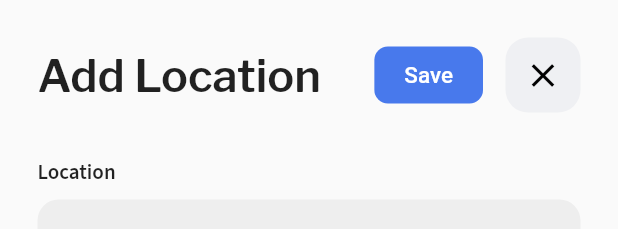
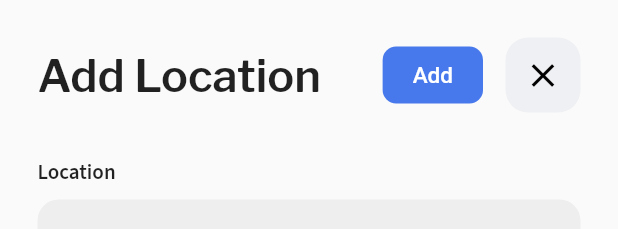
Before and after one commit to zoeschmitt/inventory-app-flutter, a Flutter app: the AddLocationModal widget shown alone on an empty page, opened directly, on a phone screen of 412 x 824 dp. Shown: the top 229 px of the screen. Run offline on Flutter 3.47's test engine with Material 2 defaults, Android fonts, the phone set to English and light mode, and no system bars; our stand-ins replace carousel_slider, cloud_firestore, firebase_auth, google_fonts, webview_flutter; missing offline and left inert: flutter_sfsymbols, multi_image_picker; accounts and stored records are empty; network calls fail.

Commit message:
bug fixess

```diff
--- a/lib/models/inventory_model.dart
+++ b/lib/models/inventory_model.dart
@@ -5,18 +5,25 @@ import 'package:inventory/services/image_service.dart';
 import 'package:inventory/services/product_service.dart';
 
 class InventoryModel with ChangeNotifier {
-  Locations _location = Locations(name: "All", id: "0");
-  Locations _newlocation = Locations(name: "All", id: "0");
-  Category _category = Category(name: "All", id: "0");
-  List<Category> _cats;
-  List<Locations> _locations;
-  List<Locations> _newlocations;
-  List<Item> _products;
+  Locations _location =
+      Locations(name: "All", id: "0"); //current filtered location - home page
+  Category _category =
+      Category(name: "All", id: "0"); //current filtered category - home page
+  List<Category> _cats; //current list of categories - home page
+  List<Locations> _locations; //current list of locations - home page
+  List<Item> _products; //main list of products - home page
   ProductService _service = ProductService();
   ImageService _imageService = ImageService();
-  String _search = "  ";
-  List<ItemLocationCount> _currentItemLocs = [];
+  String _search = "  "; //current search text - home page
   bool _isLoading = false;
+
+  List<ItemLocationCount> _currentItemLocs =
+      []; //list of locations for the add location - item page
+  List<Locations>
+      _newlocations; //current list of locations to add a new item to - item page
+  Locations _newlocation = Locations(
+      name: "All",
+      id: "0"); //current filter to add item to new location - item page
 
   List<ItemLocationCount> get currentLocs => _currentItemLocs;
   List<Item> get products => _products;
@@ -61,7 +68,7 @@ class InventoryModel with ChangeNotifier {
   void productService(String limit) {
     print("productService");
     print(_search);
-    _service.fetchProducts(limit, _search).then((value) {
+    _service.fetchProducts(limit ?? null, _search).then((value) {
       if (value.isNotEmpty) {
         print(value[0].id);
       }
@@ -74,6 +81,7 @@ class InventoryModel with ChangeNotifier {
           _products = _filterByLocation(value);
         } else if (location.name == "All" && category.name != "All") {
           _products = _filterByCat(value);
+          print(_products.length);
           print("filtered by cat");
         } else {
           _products = _filterByLocation(_filterByCat(value));
@@ -105,11 +113,11 @@ class InventoryModel with ChangeNotifier {
 
   List<Item> _filterByCat(List<Item> prods) {
     List<Item> pl = [];
-
-    pl = prods
-        .where((prod) => prod.data.categoryId.contains(category.id))
-        .toList();
-
+    prods.forEach((prod) {
+      if(prod.data.categoryId != null && prod.data.categoryId == category.id) {
+        pl.add(prod);
+      }
+    });
     return pl;
   }
 
@@ -181,14 +189,16 @@ class InventoryModel with ChangeNotifier {
     });
   }
 
-  Future<bool> changeInv(String catId, String quantity, String locId, bool add) async {
+  Future<bool> changeInv(
+      String itemId, String quantity, String locId, bool add) async {
     bool result = false;
     print("change inv service");
     _isLoading = true;
-    _service.updateInventory(catId, quantity, locId, add).then((value) {
+    _service.updateInventory(itemId, quantity, locId, add).then((value) {
       result = value;
       _isLoading = false;
-      notifyListeners();
+      getItemLocations(itemId);
+      // notifyListeners();
     }, onError: (error) {
       print(error);
     });
--- a/lib/pages/item_page.dart
+++ b/lib/pages/item_page.dart
@@ -6,7 +6,7 @@ import 'package:inventory/models/inventory_model.dart';
 import 'package:inventory/models/item.dart';
 import 'package:inventory/pages/modals/add_location_modal.dart';
 import 'package:inventory/pages/modals/location_modal.dart';
-import 'package:inventory/pages/modals/new_item_modal.dart';
+import 'package:inventory/pages/modals/edit_item_modal.dart';
 import 'package:inventory/widgets/buttons/custom_button.dart';
 import 'package:inventory/widgets/image_carousel_widget.dart';
 import 'package:inventory/widgets/location_container_widget.dart';
@@ -252,7 +252,7 @@ class _ItemPageState extends State<ItemPage> {
                               shrinkWrap: true,
                               separatorBuilder:
                                   (BuildContext context, int index) {
-                                return SizedBox(height: 15.0);
+                                return SizedBox(height: 10.0);
                               },
                             ),
                     ],
@@ -332,7 +332,7 @@ void _editItemModal(
     context: context,
     isScrollControlled: true,
     builder: (context) => SingleChildScrollView(
-      child: NewItemModal(
+      child: EditItemModal(
           photosMultiplier: photosMultiplier,
           currentPhotos: imageIds,
           item: item,
--- a/lib/pages/modals/add_location_modal.dart
+++ b/lib/pages/modals/add_location_modal.dart
@@ -65,7 +65,7 @@ class _AddLocationModalState extends State<AddLocationModal> {
                                 child: model.loading == true
                                     ? CircularProgressIndicator()
                                     : Text(
-                                        'Save',
+                                        'Add',
                                         style: TextStyle(
                                             color: (Colors.white),
                                             fontWeight: FontWeight.w500,
--- a/lib/services/image_service.dart
+++ b/lib/services/image_service.dart
@@ -64,9 +64,9 @@ print(uri);
       "imageType": "productImage",
       "itemId": itemId,
     };
-    for(final asset in images) {
-      body.
-    }
+    // for(final asset in images) {
+    //   body.
+    // }
 
     final body1 = jsonEncode({"imageType": "productImage", "itemId": itemId});
     Response response =
--- a/lib/services/product_service.dart
+++ b/lib/services/product_service.dart
@@ -2,7 +2,6 @@ import 'dart:convert';
 import 'package:http/http.dart';
 import 'package:inventory/models/category_model.dart';
 import 'package:inventory/models/item.dart';
-import 'package:path_provider/path_provider.dart';
 
 class ProductService {
   static const PROD_POST_URL =
@@ -25,7 +24,7 @@ class ProductService {
       "Content-type": "application/json",
       "Accept": "*/*",
     };
-    final body1 = jsonEncode({"searchObject": searchProd, "limit": limit});
+    final body1 = limit == null ? jsonEncode({"searchObject": searchProd}) : jsonEncode({"searchObject": searchProd, "limit": limit});
     Response response =
         await post(PROD_POST_URL, headers: headers, body: body1); //int
     //print('Response body: ${response.body}'); // json
@@ -134,6 +133,7 @@ class ProductService {
 
   Future<bool> updateInventory(
       String catId, String quantity, String locId, bool add) async {
+        print("add" + add.toString());
     bool result = false;
     Map<String, String> headers = {
       "Content-type": "application/json",
```
Also changed, not shown: lib/pages/modals/edit_item_modal.dart (renamed from lib/pages/modals/new_item_modal.dart, +22 -8 lines), lib/pages/modals/location_modal.dart (+31 -7 lines), lib/widgets/filter_widget.dart (+3 -53 lines), lib/widgets/lists/items_list_widget.dart (+4 -19 lines), pubspec.lock, 4 other files.
